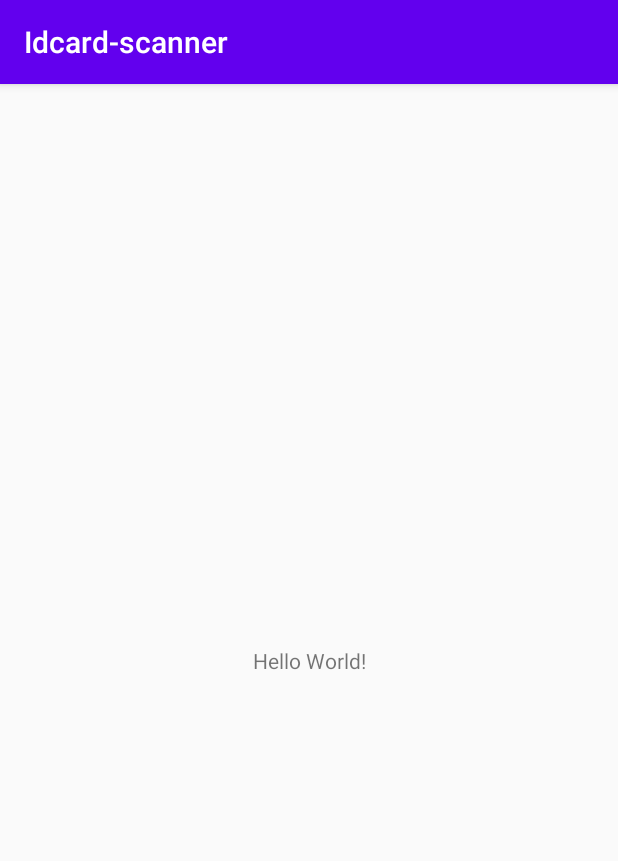
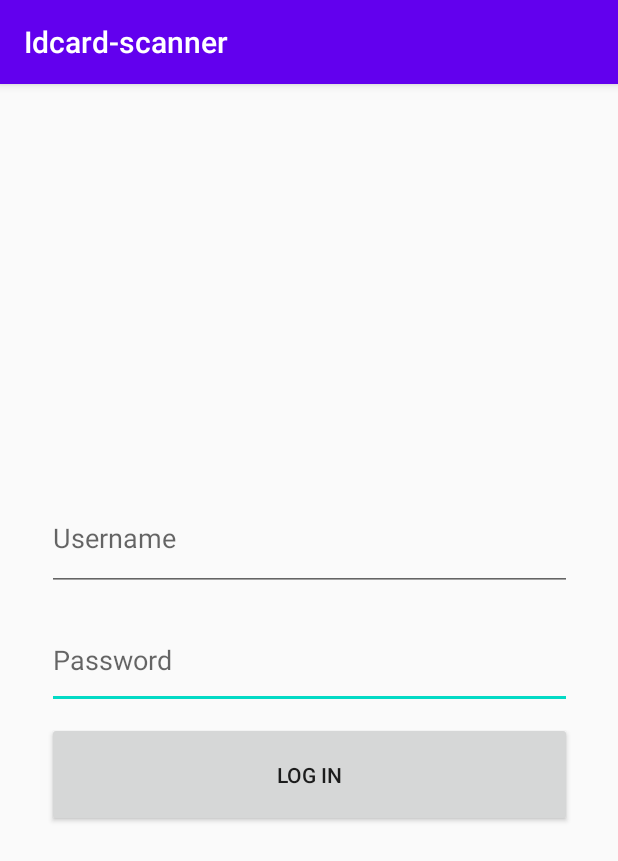
Before and after one commit to sojas07/idcard-scanner, an Android app: the screen it shows after launch (MainActivity), on a phone screen of 412 x 824 dp. Shown: the top 861 px of the screen. Run offline under Robolectric (Android 15) with nearby library versions, the phone set to English and light mode, and no system bars.

Commit message:
Android app layout created

```diff
--- a/app/app/src/main/AndroidManifest.xml
+++ b/app/app/src/main/AndroidManifest.xml
@@ -9,6 +9,8 @@
         android:roundIcon="@mipmap/ic_launcher_round"
         android:supportsRtl="true"
         android:theme="@style/AppTheme">
+        <activity android:name=".QrDetails"></activity>
+        <activity android:name=".QrCode" />
         <activity android:name=".MainActivity">
             <intent-filter>
                 <action android:name="android.intent.action.MAIN" />
--- a/app/app/src/main/java/com/example/idcard_scanner/MainActivity.java
+++ b/app/app/src/main/java/com/example/idcard_scanner/MainActivity.java
@@ -2,13 +2,43 @@ package com.example.idcard_scanner;
 
 import androidx.appcompat.app.AppCompatActivity;
 
+import android.content.Intent;
 import android.os.Bundle;
+import android.view.View;
+import android.widget.Button;
+import android.widget.EditText;
+import android.widget.Toast;
 
 public class MainActivity extends AppCompatActivity {
-
+    public static EditText userNameEditText;
+    public static EditText passwordEditText;
+    public static Button loginButton;
     @Override
     protected void onCreate(Bundle savedInstanceState) {
         super.onCreate(savedInstanceState);
         setContentView(R.layout.activity_main);
+        userNameEditText = findViewById(R.id.usernameEditText);
+        passwordEditText = findViewById(R.id.passwordEditText);
+        loginButton = findViewById(R.id.loginButton);
+
+        loginButton.setOnClickListener(new View.OnClickListener(){
+            public void onClick(View v){
+                String username = userNameEditText.getText().toString();
+                String password = passwordEditText.getText().toString();
+                //Send credentials to server for authentication;
+                Boolean isAuthenticated = true;
+                if(isAuthenticated) {
+                    openNewActivity();
+                }else{
+                    Toast.makeText(getApplicationContext(),"Invalid credentials",Toast.LENGTH_SHORT).show();
+                }
+            }
+        });
     }
+
+    public void openNewActivity(){
+        Intent intent = new Intent(this, QrCode.class);
+        startActivity(intent);
+    }
+
 }
--- a/app/app/src/main/res/layout/activity_main.xml
+++ b/app/app/src/main/res/layout/activity_main.xml
@@ -6,13 +6,43 @@
     android:layout_height="match_parent"
     tools:context=".MainActivity">
 
-    <TextView
-        android:layout_width="wrap_content"
-        android:layout_height="wrap_content"
-        android:text="Hello World!"
+    <EditText
+        android:id="@+id/passwordEditText"
+        android:layout_width="350dp"
+        android:layout_height="65dp"
+        android:ems="10"
+        android:hint="Password"
+        android:inputType="textPassword"
         app:layout_constraintBottom_toBottomOf="parent"
-        app:layout_constraintLeft_toLeftOf="parent"
-        app:layout_constraintRight_toRightOf="parent"
+        app:layout_constraintEnd_toEndOf="parent"
+        app:layout_constraintHorizontal_bias="0.5"
+        app:layout_constraintStart_toStartOf="parent"
         app:layout_constraintTop_toTopOf="parent" />
 
+    <EditText
+        android:id="@+id/usernameEditText"
+        android:layout_width="350dp"
+        android:layout_height="70dp"
+        android:ems="10"
+        android:hint="Username"
+        android:inputType="textPersonName"
+        app:layout_constraintBottom_toBottomOf="parent"
+        app:layout_constraintEnd_toEndOf="parent"
+        app:layout_constraintHorizontal_bias="0.5"
+        app:layout_constraintStart_toStartOf="parent"
+        app:layout_constraintTop_toTopOf="parent"
+        app:layout_constraintVertical_bias="0.384" />
+
+    <Button
+        android:id="@+id/loginButton"
+        android:layout_width="350dp"
+        android:layout_height="70dp"
+        android:text="Log in"
+        app:layout_constraintBottom_toBottomOf="parent"
+        app:layout_constraintEnd_toEndOf="parent"
+        app:layout_constraintHorizontal_bias="0.5"
+        app:layout_constraintStart_toStartOf="parent"
+        app:layout_constraintTop_toTopOf="parent"
+        app:layout_constraintVertical_bias="0.609" />
+
 </androidx.constraintlayout.widget.ConstraintLayout>
```
Also changed, not shown: app/app/src/main/java/com/example/idcard_scanner/QrCode.java (added, +17 -0 lines), app/app/src/main/java/com/example/idcard_scanner/QrDetails.java (added, +14 -0 lines), app/app/src/main/res/layout/activity_qr_code.xml (added, +30 -0 lines), app/app/src/main/res/layout/activity_qr_details.xml (added, +94 -0 lines), 1 other file.
